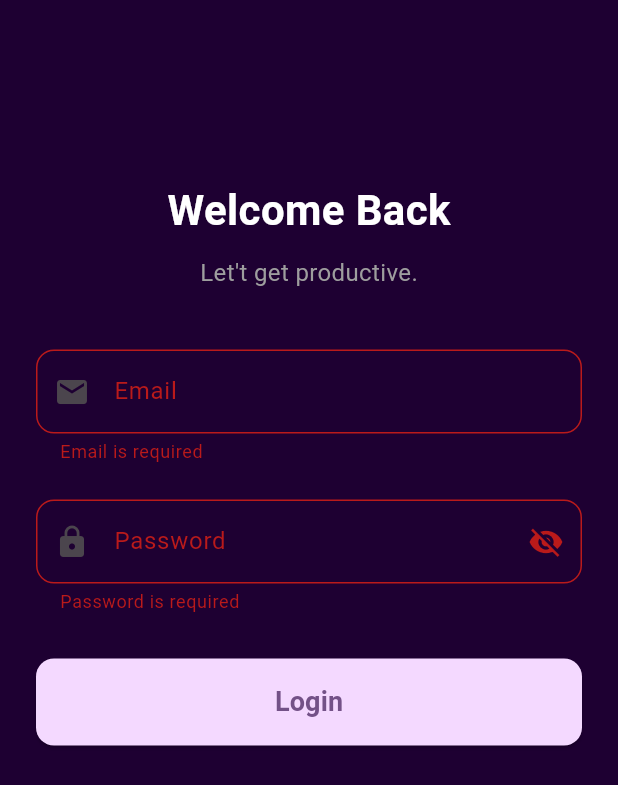
After one commit to MariamAdelMM/TaskFlow, a Flutter app: the screen it shows after launch, after a tap on "Login", on a phone screen of 412 x 824 dp. The commit adds this screen. Shown: the top 785 px of the screen. Run offline on Flutter 3.47's test engine with Material 3 defaults, Android fonts, the phone set to English and light mode, and no system bars.

Commit message:
feat:login screen

```diff
--- a/task_flow/lib/main.dart
+++ b/task_flow/lib/main.dart
@@ -1,10 +1,30 @@
 import 'package:flutter/material.dart';
+import 'package:flutter/services.dart';
 import 'package:task_flow/screens/home.dart';
+import 'package:task_flow/screens/login.dart';
 import 'package:task_flow/screens/splash.dart';
 
 var kColorScheme = ColorScheme.fromSeed(
-  seedColor: const Color.fromARGB(255, 96, 59, 181),
+  seedColor: const Color.fromRGBO(30, 0, 50, 1),
 );
+
+class ScreenWrapper extends StatelessWidget {
+  final Widget child;
+  final String title;
+
+  const ScreenWrapper({required this.child, required this.title, super.key});
+
+  @override
+  Widget build(BuildContext context) {
+    return Scaffold(
+      appBar: AppBar(
+        title: Text(title),
+        systemOverlayStyle: SystemUiOverlayStyle.light,
+      ),
+      body: child,
+    );
+  }
+}
 
 void main() {
   runApp(
@@ -13,8 +33,8 @@ void main() {
         useMaterial3: true,
         colorScheme: kColorScheme,
         appBarTheme: const AppBarTheme().copyWith(
-          backgroundColor: kColorScheme.primaryContainer,
-          foregroundColor: kColorScheme.primary,
+          backgroundColor: Color.fromRGBO(30, 0, 50, 1),
+          foregroundColor: Colors.white,
         ),
         textTheme: ThemeData().textTheme.copyWith(
           titleLarge: TextStyle(
@@ -30,12 +50,15 @@ void main() {
         ),
       ),
       themeMode: ThemeMode.system,
-      // home:SplashScreen(),
       debugShowCheckedModeBanner: false,
       initialRoute: '/splash',
       routes: {
-        '/splash': (context) => SplashScreen(),
-        '/home': (context) => HomeScreen(),
+        '/splash': (context) =>
+            const ScreenWrapper(title: '', child: SplashScreen()),
+        '/home': (context) =>
+            const ScreenWrapper(title: 'HomeScreen', child: HomeScreen()),
+        '/login': (context) =>
+            const ScreenWrapper(title: '', child: LoginScreen()),
       },
     ),
   );
--- /dev/null
+++ b/task_flow/lib/screens/login.dart
@@ -0,0 +1,120 @@
+import 'package:flutter/material.dart';
+
+class LoginScreen extends StatefulWidget {
+  const LoginScreen({super.key});
+
+  @override
+  State<LoginScreen> createState() => _LoginScreenState();
+}
+
+class _LoginScreenState extends State<LoginScreen> {
+  final _formKey = GlobalKey<FormState>();
+  final TextEditingController _emailController = TextEditingController();
+  final TextEditingController _passwordController = TextEditingController();
+  bool _isPasswordVisible = false;
+
+  @override
+  Widget build(BuildContext context) {
+    return Container(
+      width: double.infinity,
+      height: double.infinity,
+      color: Theme.of(context).appBarTheme.backgroundColor,
+      padding: const EdgeInsets.all(24.0),
+      child: Form(
+        key: _formKey,
+        child: Column(
+          crossAxisAlignment: CrossAxisAlignment.center,
+          children: [
+            const SizedBox(height: 40),
+            Text(
+              "Welcome Back",
+              style: TextStyle(
+                fontSize: 28,
+                fontWeight: FontWeight.bold,
+                color: Colors.white,
+              ),
+            ),
+            const SizedBox(height: 10),
+            Text(
+              "Let't get productive.",
+              style: TextStyle(fontSize: 16, color: Colors.grey),
+            ),
+            const SizedBox(height: 40),
+
+            TextFormField(
+              controller: _emailController,
+              keyboardType: TextInputType.emailAddress,
+              decoration: InputDecoration(
+                labelText: "Email",
+                prefixIcon: Icon(Icons.email),
+                border: OutlineInputBorder(
+                  borderRadius: BorderRadius.circular(12),
+                ),
+              ),
+              validator: (value) {
+                if (value == null || value.isEmpty) return "Email is required";
+                if (!value.contains("@")) return "Enter a valid email";
+                return null;
+              },
+            ),
+            const SizedBox(height: 24),
+            // Password Field
+            TextFormField(
+              controller: _passwordController,
+              obscureText: !_isPasswordVisible,
+              decoration: InputDecoration(
+                labelText: "Password",
+                prefixIcon: Icon(Icons.lock),
+                suffixIcon: IconButton(
+                  icon: Icon(
+                    _isPasswordVisible
+                        ? Icons.visibility
+                        : Icons.visibility_off,
+                  ),
+                  onPressed: () {
+                    setState(() {
+                      _isPasswordVisible = !_isPasswordVisible;
+                    });
+                  },
+                ),
+                border: OutlineInputBorder(
+                  borderRadius: BorderRadius.circular(12),
+                ),
+              ),
+              validator: (value) {
+                if (value == null || value.isEmpty)
+                  return "Password is required";
+                if (value.length < 6)
+                  return "Password must be at least 6 characters";
+                return null;
+              },
+            ),
+            const SizedBox(height: 30),
+
+            SizedBox(
+              width: double.infinity,
+              child: ElevatedButton(
+                style: ElevatedButton.styleFrom(
+                  padding: const EdgeInsets.symmetric(vertical: 16),
+                  shape: RoundedRectangleBorder(
+                    borderRadius: BorderRadius.circular(12),
+                  ),
+                ),
+                onPressed: () {
+                  if (_formKey.currentState!.validate()) {
+                    print("Email: ${_emailController.text}");
+                    print("Password: ${_passwordController.text}");
+                  }
+                },
+                child: const Text(
+                  "Login",
+                  style: TextStyle(fontSize: 18, fontWeight: FontWeight.bold),
+                ),
+              ),
+            ),
+          ],
+        ),
+      ),
+    );
+  }
+}
--- a/task_flow/lib/screens/splash.dart
+++ b/task_flow/lib/screens/splash.dart
@@ -37,7 +37,7 @@ class _SplashScreenState extends State<SplashScreen>
     // _controller.forward();  //RUN ONCE UP & DOWN
 
     Timer(const Duration(seconds: 3), () {
-      Navigator.pushReplacementNamed(context, '/home');
+      Navigator.pushReplacementNamed(context, '/login');
       // pushReplacement() removes the splash screen from stack so user can’t return to it by clicking back.
       // Navigator.pushReplacement( => Pushes HomeScreen() as the new first screen.
       //   context,
@@ -54,8 +54,7 @@ class _SplashScreenState extends State<SplashScreen>
 
   @override
   Widget build(BuildContext context) {
-    return Scaffold(
-      body: Container(
+    return Container(
       width: double.infinity,
       height: double.infinity,
       decoration: const BoxDecoration(
@@ -63,14 +62,13 @@ class _SplashScreenState extends State<SplashScreen>
           colors: [
             Color.fromRGBO(30, 0, 50, 1),
             Color.fromRGBO(15, 0, 40, 1),
-              Color.fromRGBO(5, 0, 20, 1),
+            Color.fromRGBO(2, 43, 58, 1),
           ],
           begin: Alignment.topCenter,
           end: Alignment.bottomCenter,
         ),
       ),
 
-        child: SafeArea(
       child: Column(
         children: [
           const Spacer(flex: 2),
@@ -115,33 +113,15 @@ class _SplashScreenState extends State<SplashScreen>
           Row(
             mainAxisAlignment: MainAxisAlignment.spaceEvenly,
             children: [
-                  _buildBottomItem(
-                    Icons.calendar_today,
-                    "Plan",
-                    Colors.redAccent,
-                  ),
-                  _buildBottomItem(
-                    Icons.check_box,
-                    "Track",
-                    Colors.greenAccent,
-                  ),
-                  _buildBottomItem(
-                    Icons.self_improvement,
-                    "Focus",
-                    Colors.amber,
-                  ),
-                  _buildBottomItem(
-                    Icons.pie_chart,
-                    "Achieve",
-                    Colors.blueAccent,
-                  ),
+              _buildBottomItem(Icons.calendar_today, "Plan", Colors.redAccent),
+              _buildBottomItem(Icons.check_box, "Track", Colors.greenAccent),
+              _buildBottomItem(Icons.self_improvement, "Focus", Colors.amber),
+              _buildBottomItem(Icons.pie_chart, "Achieve", Colors.blueAccent),
             ],
           ),
 
           const SizedBox(height: 40),
         ],
-          ),
-        ),
       ),
     );
   }
```
Lines whose indentation alone changed are shown as unchanged.
